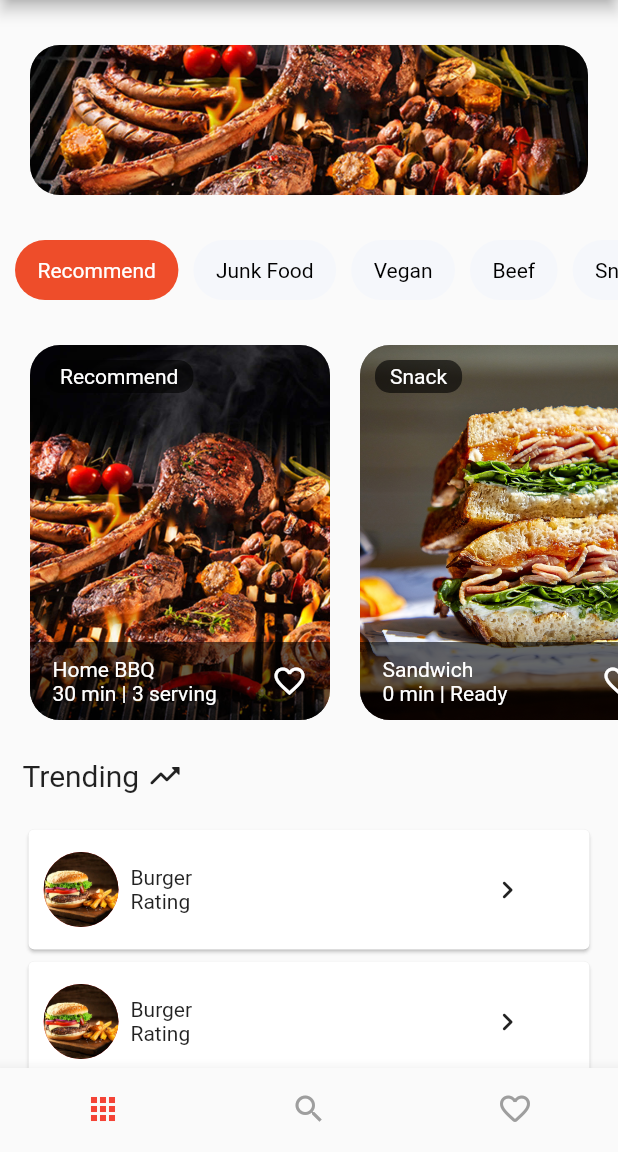
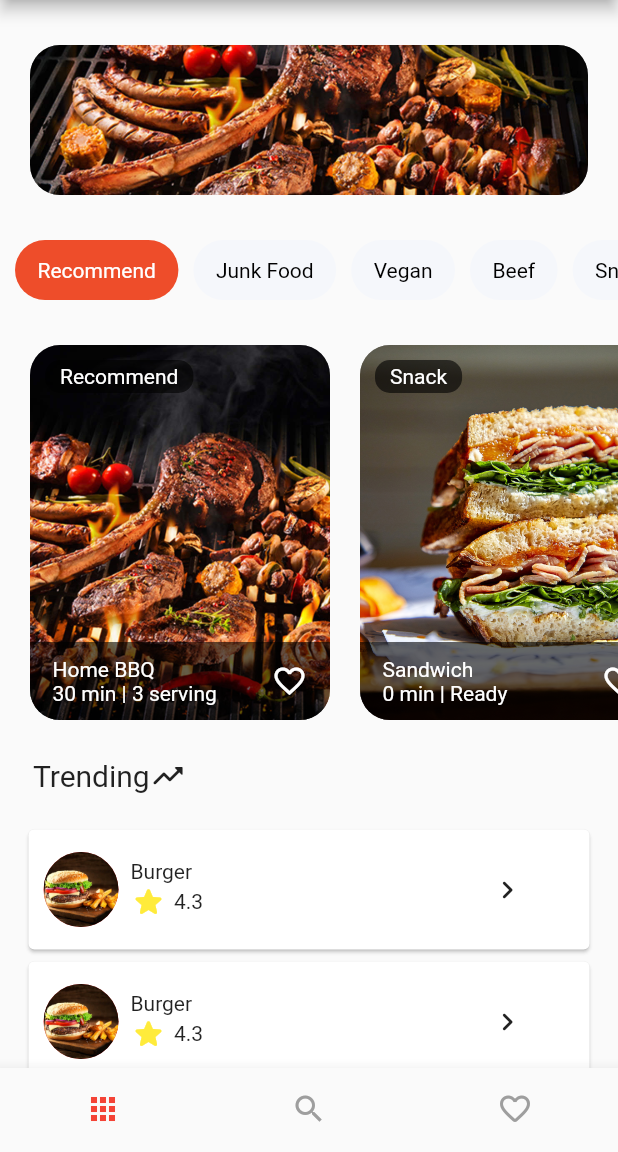
Before and after one commit to thetooaung07/flutter_foodly, a Flutter app: the screen it shows after launch, on a phone screen of 412 x 824 dp, the part 84-1236 px from its top. Run offline on Flutter 3.47's test engine with Material 2 defaults, Android fonts, the phone set to English and light mode, and no system bars.

Commit message:
Remove extra images and Star Rating as separate Component

```diff
--- a/lib/components/drawer/drawer_header.dart
+++ b/lib/components/drawer/drawer_header.dart
@@ -12,6 +12,7 @@ class DrawerHeaderComponent extends StatelessWidget {
         children: [
           CircleAvatar(
             radius: 50,
+            backgroundImage: AssetImage("assets/images/anime_profile.png"),
           ),
           SizedBox(
             height: 30,
--- /dev/null
+++ b/lib/components/star_rating_component.dart
@@ -0,0 +1,35 @@
+import 'package:flutter/material.dart';
+
+class StarRatingComponent extends StatelessWidget {
+  final double rating;
+  final int? reviewsCount;
+  final bool? isReviewed;
+  final TextStyle? ratingTextStyle;
+  const StarRatingComponent(
+      {Key? key,
+      required this.rating,
+      this.reviewsCount = 0,
+      this.ratingTextStyle,
+      this.isReviewed = false})
+      : super(key: key);
+
+  @override
+  Widget build(BuildContext context) {
+    return Row(
+      children: [
+        Icon(
+          Icons.star_rounded,
+          color: Colors.yellow,
+        ),
+        SizedBox(width: 5),
+        Text(
+          rating.toString(),
+          style: ratingTextStyle ??
+              TextStyle(fontSize: 18, fontWeight: FontWeight.w600),
+        ),
+        SizedBox(width: 10),
+        isReviewed! ? Text("(${reviewsCount.toString()} Reviews)") : Text(" "),
+      ],
+    );
+  }
+}
--- a/lib/pages/details_page.dart
+++ b/lib/pages/details_page.dart
@@ -1,4 +1,5 @@
 import 'package:flutter/material.dart';
+import 'package:food_order/components/star_rating_component.dart';
 import 'package:food_order/utils/constants.dart';
 
 class DetailsPage extends StatelessWidget {
@@ -152,37 +153,6 @@ class DetailsPage extends StatelessWidget {
   }
 }
 
-class StarRatingComponent extends StatelessWidget {
-  final double rating;
-  final int? reviewsCount;
-  final bool? isReviewed;
-  const StarRatingComponent(
-      {Key? key,
-      required this.rating,
-      this.reviewsCount = 0,
-      this.isReviewed = false})
-      : super(key: key);
-
-  @override
-  Widget build(BuildContext context) {
-    return Row(
-      children: [
-        Icon(
-          Icons.star_rounded,
-          color: Colors.yellow,
-        ),
-        SizedBox(width: 5),
-        Text(
-          rating.toString(),
-          style: TextStyle(fontSize: 18, fontWeight: FontWeight.w600),
-        ),
-        SizedBox(width: 10),
-        isReviewed! ? Text("(${reviewsCount.toString()} Reviews)") : Text(" "),
-      ],
-    );
-  }
-}
-
 class OrderCounter extends StatefulWidget {
   const OrderCounter({Key? key}) : super(key: key);
 
--- a/lib/pages/navpages/homepage/trending_order.dart
+++ b/lib/pages/navpages/homepage/trending_order.dart
@@ -1,4 +1,5 @@
 import 'package:flutter/material.dart';
+import 'package:food_order/components/star_rating_component.dart';
 
 class TrendingOrder extends StatelessWidget {
   const TrendingOrder({Key? key}) : super(key: key);
@@ -13,10 +14,13 @@ class TrendingOrder extends StatelessWidget {
             alignment: Alignment.centerLeft,
             child: Row(
               children: [
-                Text(
-                  "Trending ",
-                  style: TextStyle(
-                    fontSize: 20,
+                Padding(
+                  padding: EdgeInsets.only(left: 7),
+                  child: Text(
+                    "Trending",
+                    style: TextStyle(
+                      fontSize: 20,
+                    ),
                   ),
                 ),
                 Icon(Icons.trending_up_rounded),
@@ -73,12 +77,10 @@ class TrendingOrderCard extends StatelessWidget {
                             overflow: TextOverflow.ellipsis,
                             // style: CustomTextStyle.textSubtitle2BlackShades(context),
                           ),
-                          Text(
-                            'Rating',
-                            maxLines: 2,
-                            overflow: TextOverflow.ellipsis,
-                            // style: CustomTextStyle.textSubtitle1blueShades(context),
-                          )
+                          StarRatingComponent(
+                            rating: 4.3,
+                            ratingTextStyle: TextStyle(fontSize: 14),
+                          ),
                         ],
                       ),
                     ),
```
Also changed, not shown: assets/images/1.png (deleted), assets/images/2.png (deleted), assets/images/3.png (deleted), assets/images/4.png (deleted), assets/images/5.png (deleted), assets/images/anime_profile.png (added), assets/images/bg.png (deleted), assets/images/discord_profile.png (added), assets/images/profile.jpg (deleted).
